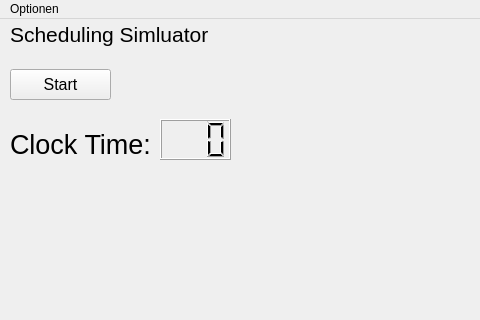
TypMitSchnurrbart/C-Code, file Betriebssysteme/scheduler_sim_gui.ui: the form before one commit; both pictures show x 0 to 480 and y 0 to 320 of the 900 by 600 pixel window.
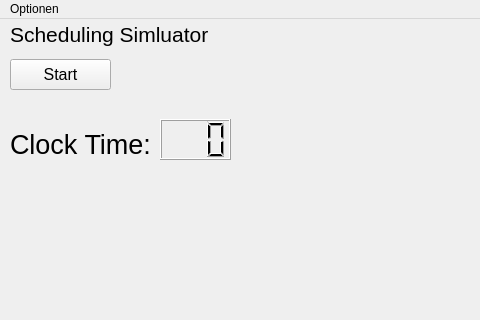
The form after the commit.

Commit message: Saved current version of qt designer state

Diff of the .ui file:
```diff
--- a/Betriebssysteme/scheduler_sim_gui.ui
+++ b/Betriebssysteme/scheduler_sim_gui.ui
@@ -112,7 +112,7 @@
     <property name="geometry">
      <rect>
       <x>10</x>
-      <y>50</y>
+      <y>40</y>
       <width>101</width>
       <height>31</height>
      </rect>
```
Left out of the diff: 3 changed lines with no effect on the pictures.
